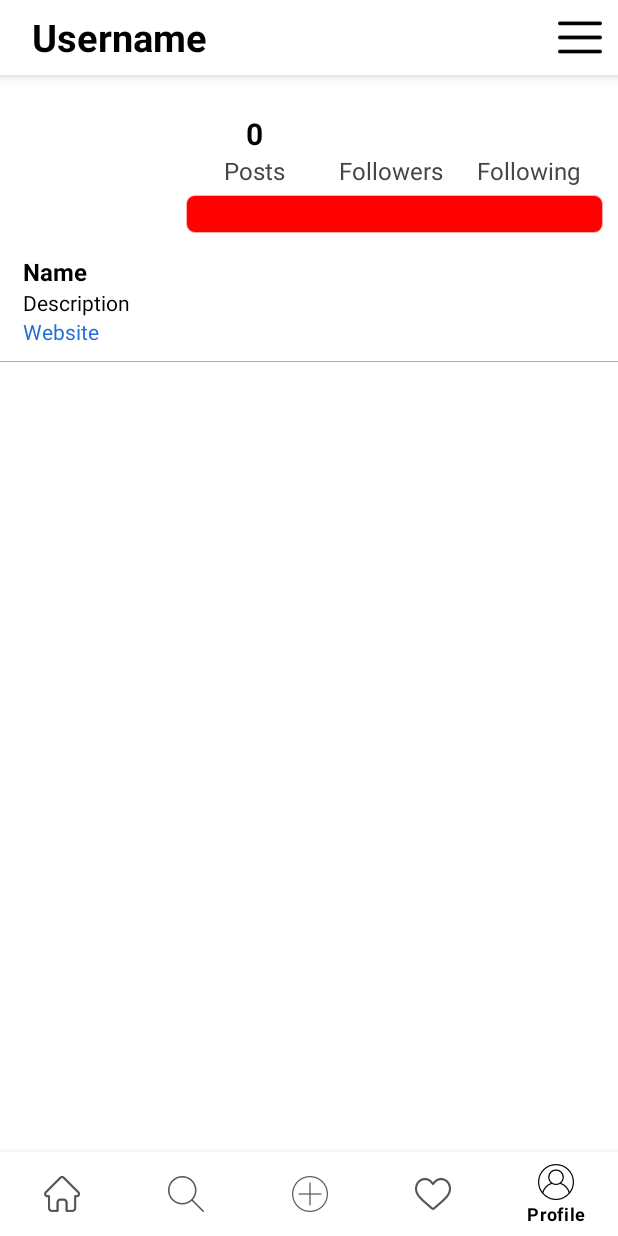
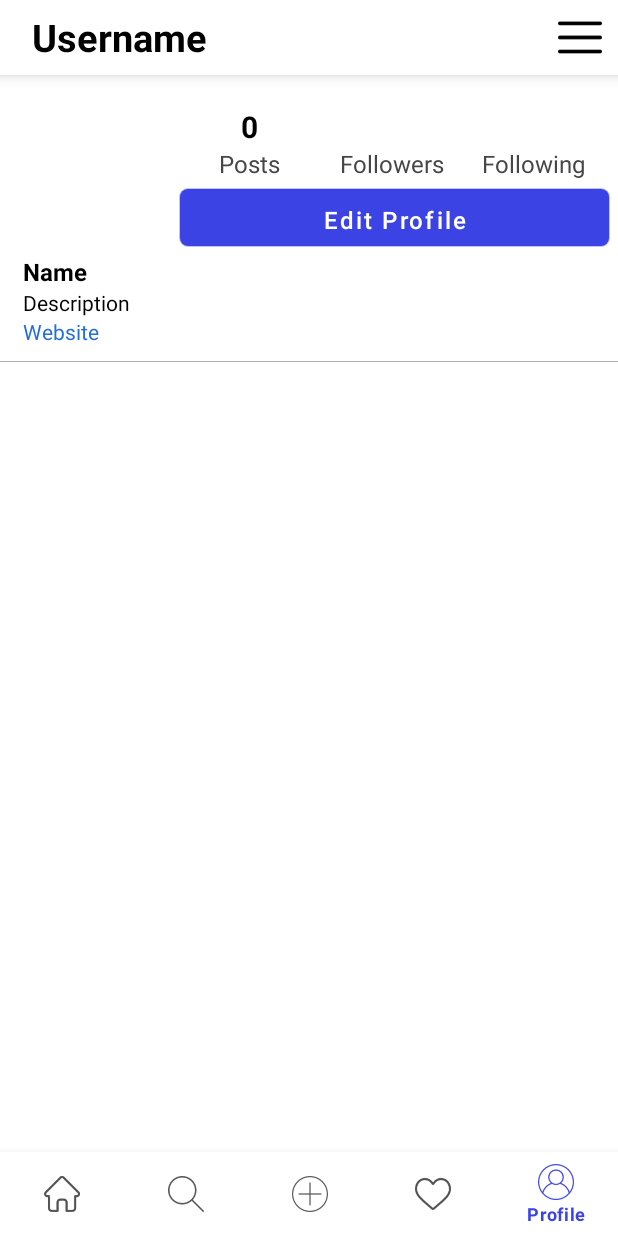
Before and after one commit to trunkey2003/NT118.O21.HTCL.HOHO.ARCHIVE, an Android app: the screen it shows after launch once a user with an empty profile is signed in (Home), item 5 of the bottom bar chosen, on a phone screen of 412 x 824 dp. Run offline under Robolectric (Android 15) with nearby library versions, the phone set to English and light mode, and no system bars; our stand-ins replace CircleImageView, Firebase (no records; nobody signed in at launch, a user with empty details on screens opened directly); libraries missing offline, so code that uses them is left out: com.nostra13.universalimageloader, com.zegocloud.uikit; pictures from the network do not load; Roboto replaces fonts that are not available here; 12 statements that could not run were skipped.

Commit message:
feat: update ui

```diff
--- a/app/src/main/java/com/hoho/instago/Registration.java
+++ b/app/src/main/java/com/hoho/instago/Registration.java
@@ -311,7 +311,7 @@ public class Registration extends AppCompatActivity {
             Mobileno.setErrorEnabled(true);
             Mobileno.setError("Mobile number is required");
         } else {
-            if (mobileno.length() < 10) {
+            if (mobileno.length() < 9) {
                 Mobileno.setErrorEnabled(true);
                 Mobileno.setError("Invalid mobile number");
             } else {
--- a/app/src/main/res/color/menu_item_color.xml
+++ b/app/src/main/res/color/menu_item_color.xml
@@ -1,6 +1,8 @@
 <?xml version="1.0" encoding="utf-8"?>
 <selector xmlns:android="http://schemas.android.com/apk/res/android">
-    <item android:color="@color/black" android:state_checked="true"/>
+    <item android:color="@color/yourSelectedColor" android:state_checked="true"/>
     <item android:color="@color/darkgray"/>
+<!--    <item android:state_focused="true" android:color="@color/black" />-->
+<!--    <item android:state_focused="false" android:color="@color/instacenterclord" />-->
 
 </selector>
--- a/app/src/main/res/layout/activity_login.xml
+++ b/app/src/main/res/layout/activity_login.xml
@@ -30,16 +30,18 @@
         android:paddingEnd="15dp"
         android:paddingStart="15dp"
         android:layout_below="@id/instago">
+
         <com.google.android.material.textfield.TextInputEditText
             android:layout_width="match_parent"
             android:layout_height="wrap_content"
             android:drawablePadding="10dp"
             android:hint="Email"
             android:textColor="@color/black"
-            android:textColorHint="@color/instacenterclord"
+            android:textColorHint="@color/black"
             android:backgroundTint="@color/instacenterclord"
             android:inputType="textEmailAddress"/>
     </com.google.android.material.textfield.TextInputLayout>
+
 
     <!--*******password**********-->
     <com.google.android.material.textfield.TextInputLayout
--- a/app/src/main/res/layout/fragment_profile.xml
+++ b/app/src/main/res/layout/fragment_profile.xml
@@ -85,7 +85,7 @@
                 android:layout_width="match_parent"
                 android:layout_height="match_parent"
                 android:orientation="vertical"
-                android:padding="10dp">
+                android:padding="5dp">
 
 
                 <LinearLayout
@@ -178,25 +178,20 @@
                             android:textSize="16sp"
                             android:textColor="@color/textcolor"/>
 
-
                     </LinearLayout>
 
-
-
                 </LinearLayout>
-
-                <Button
-                    android:layout_width="match_parent"
-                    android:layout_height="25dp"
-                    android:id="@+id/edit_profile"
-                    android:background="@drawable/btn_shape_1"
-                    android:text="Edit Profile"
-                    android:textAllCaps="false"
-                    android:textSize="18sp"
-                    android:layout_gravity="end"/>
-
-
-            </LinearLayout>
+                    <Button
+                        android:id="@+id/edit_profile"
+                        android:layout_width="match_parent"
+                        android:layout_height="wrap_content"
+                        android:layout_gravity="end"
+                        android:background="@drawable/btn_shape_1"
+                        android:text="Edit Profile"
+                        android:textAllCaps="false"
+                        android:textSize="16sp"
+                        />
+                </LinearLayout>
 
 
         </RelativeLayout>
--- a/app/src/main/res/values/colors.xml
+++ b/app/src/main/res/values/colors.xml
@@ -9,12 +9,12 @@
     <color name="white">#FFFFFF</color>
 
     <color name="instafirstclor">#3c43e5</color>
-    <color name="instacenterclord">#d34267</color>
+    <color name="instacenterclord">#CECECE</color>
     <color name="instalastclor">#f6ac35</color>
     <color name="statusbarcolo">#CECECE</color>
     <color name="textcolor">#464646</color>
     <color name="icontint">#00363636</color>
-    <color name="yourSelectedColor">#FF0101</color>
+    <color name="yourSelectedColor">#3c43e5</color>
     <color name="darkgray">#AE000000</color>
     <color name="blue_link">#246fd7</color>
     <color name="sky_blue">#007cf7</color>
```
Also changed, not shown: app/src/main/java/com/hoho/instago/Profile/ViewComments.java (+15 -0 lines), app/src/main/res/layout/activity_user_search_profile.xml (+8 -4 lines), 2 other files.
